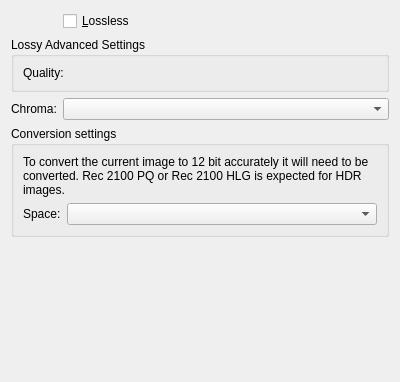
Old version of the form plugins/impex/heif/WdgHeifExport.ui in the repository KDE/krita.
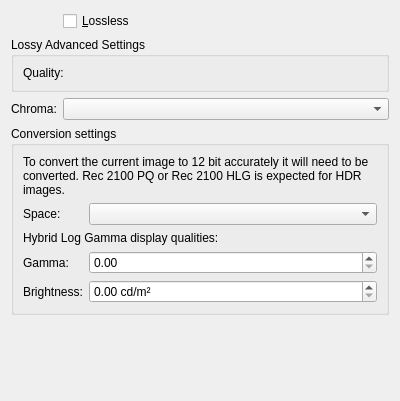
New version of the form. Custom widgets are drawn as their Qt base class.

Diff of the .ui file:
```diff
--- a/plugins/impex/heif/WdgHeifExport.ui
+++ b/plugins/impex/heif/WdgHeifExport.ui
@@ -11,7 +11,7 @@
     <x>0</x>
     <y>0</y>
     <width>400</width>
-    <height>382</height>
+    <height>401</height>
    </rect>
   </property>
   <layout class="QFormLayout" name="formLayout_2">
@@ -70,19 +70,6 @@
    <item row="2" column="1">
     <widget class="QComboBox" name="cmbChroma"/>
    </item>
-   <item row="6" column="0">
-    <spacer name="verticalSpacer">
-     <property name="orientation">
-      <enum>Qt::Vertical</enum>
-     </property>
-     <property name="sizeHint" stdset="0">
-      <size>
-       <width>20</width>
-       <height>200</height>
-      </size>
-     </property>
-    </spacer>
-   </item>
    <item row="3" column="0" colspan="2">
     <widget class="QGroupBox" name="conversionSettings">
      <property name="title">
@@ -109,6 +96,53 @@
         </property>
        </widget>
       </item>
+      <item row="4" column="0">
+       <widget class="QLabel" name="label_2">
+        <property name="text">
+         <string>Brightness:</string>
+        </property>
+       </widget>
+      </item>
+      <item row="3" column="0">
+       <widget class="QLabel" name="label_3">
+        <property name="text">
+         <string>Gamma:</string>
+        </property>
+       </widget>
+      </item>
+      <item row="2" column="0" colspan="2">
+       <widget class="QLabel" name="label_4">
+        <property name="text">
+         <string>Hybrid Log Gamma display qualities:</string>
+        </property>
+       </widget>
+      </item>
+      <item row="3" column="1">
+       <widget class="QDoubleSpinBox" name="spnGamma">
+        <property name="toolTip">
+         <string>&lt;html&gt;&lt;head/&gt;&lt;body&gt;&lt;p&gt;Display gamma. By default this is 1.2 for converting from PQ. If you made this image with HLG in mind, use your display's estimated gamma.&lt;/p&gt;&lt;/body&gt;&lt;/html&gt;</string>
+        </property>
+        <property name="maximum">
+         <double>3.000000000000000</double>
+        </property>
+       </widget>
+      </item>
+      <item row="4" column="1">
+       <widget class="QDoubleSpinBox" name="spnNits">
+        <property name="toolTip">
+         <string>&lt;html&gt;&lt;head/&gt;&lt;body&gt;&lt;p&gt;The display brightness in nits. By default this is set to 1000 for converting from PQ. If you made this image intended for HLG, then the current display brightness might be best.&lt;/p&gt;&lt;/body&gt;&lt;/html&gt;</string>
+        </property>
+        <property name="suffix">
+         <string> cd/m²</string>
+        </property>
+        <property name="maximum">
+         <double>100000.000000000000000</double>
+        </property>
+        <property name="value">
+         <double>0.000000000000000</double>
+        </property>
+       </widget>
+      </item>
      </layout>
     </widget>
    </item>
```
